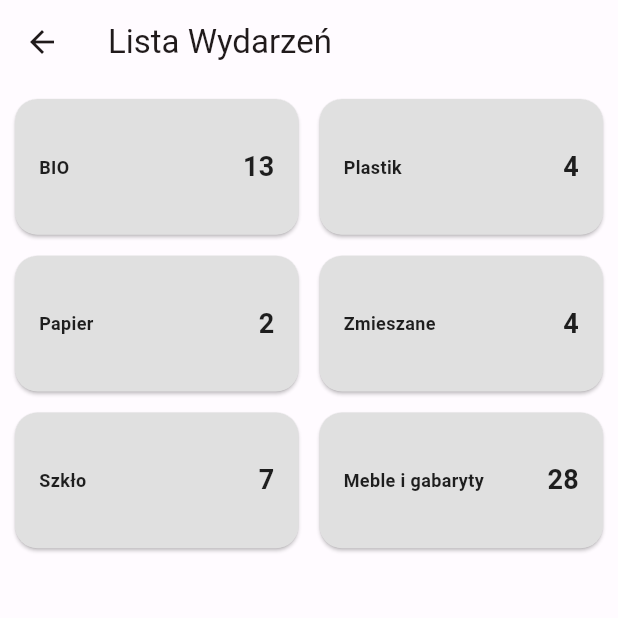
After one commit to Duracyq/hackathon2024_pizamka, a Flutter app: the EventList screen opened directly, on a phone screen of 412 x 824 dp, the top half of it. The commit adds this screen. Run offline on Flutter 3.47's test engine with Material 3 defaults, Android fonts, the phone set to English and light mode, and no system bars; our stand-ins replace cloud_firestore, firebase_core, getwidget, google_generative_ai, image_picker, shared_preferences; missing offline and left inert: cuberto_bottom_bar, deadsimplechat_sdk_flutter, dot_curved_bottom_nav; accounts and stored records are empty; network calls fail.

Commit message:
event lost mockup zrobiony

```diff
--- /dev/null
+++ b/lib/event_list.dart
@@ -0,0 +1,91 @@
+import 'package:flutter/material.dart';
+
+import 'home.dart';
+
+class EventList extends StatefulWidget {
+  const EventList({super.key});
+
+  @override
+  State<EventList> createState() => _EventListState();
+}
+
+class _EventListState extends State<EventList> {
+  final List<Map<String, dynamic>> data = [
+    {'name': 'BIO', 'number': 13},
+    {'name': 'Plastik', 'number': 4},
+    {'name': 'Papier', 'number': 2},
+    {'name': 'Zmieszane', 'number': 4},
+    {'name': 'Szkło', 'number': 7},
+    {'name': 'Meble i gabaryty', 'number': 28},
+  ];
+  void _navigateToAnotherPage() {
+    Navigator.push(
+      context,
+      MaterialPageRoute(builder: (context) => HomePage()),
+    );
+  }
+
+  @override
+  Widget build(BuildContext context) {
+    return Scaffold(
+        appBar: AppBar(
+          title: Text('Lista Wydarzeń'),
+          leading: IconButton(
+            icon: Icon(Icons.arrow_back),
+            onPressed: _navigateToAnotherPage,
+          ),
+        ),
+        body: Padding(
+          padding: const EdgeInsets.all(6.0),
+          child: Column(
+            children: [
+              Expanded(
+                child: GridView.builder(
+                  gridDelegate: const SliverGridDelegateWithFixedCrossAxisCount(
+                    crossAxisCount: 2,
+                    crossAxisSpacing: 6,
+                    mainAxisSpacing: 6,
+                    childAspectRatio: 2,
+                  ),
+                  itemCount: data.length,
+                  itemBuilder: (context, index) {
+                    final item = data[index];
+                    return Card(
+                      color: Colors.grey[300],
+                      shape: RoundedRectangleBorder(
+                        borderRadius: BorderRadius.circular(15),
+                      ),
+                      child: Padding(
+                        padding: const EdgeInsets.all(16.0),
+                        child: Row(
+                          mainAxisAlignment: MainAxisAlignment.spaceBetween,
+                          children: [
+                            Text(
+                              item['name'],
+                              style: TextStyle(
+                                fontSize: 12,
+                                fontWeight: FontWeight.bold,
+                                color: Colors.black87,
+                              ),
+                              overflow: TextOverflow.visible,
+                            ),
+                            Text(
+                              item['number'].toString(),
+                              style: TextStyle(
+                                fontSize: 18,
+                                fontWeight: FontWeight.bold,
+                                color: Colors.black87,
+                              ),
+                            ),
+                          ],
+                        ),
+                      ),
+                    );
+                  },
+                ),
+              ),
+            ],
+          ),
+        ));
+  }
+}
--- a/lib/homehome_page.dart
+++ b/lib/homehome_page.dart
@@ -1,6 +1,7 @@
 import 'dart:convert';
 import 'dart:io';
 import 'package:flutter/material.dart';
+import 'package:hackathon2024_pizamka/event_list.dart';
 import 'package:image_picker/image_picker.dart';
 import 'package:http/http.dart' as http;
 
@@ -12,15 +13,32 @@ class HomeHomePage extends StatefulWidget {
 }
 
 class _HomeHomePageState extends State<HomeHomePage> {
+  // Przykładowa lista danych
+  void _navigateToAnotherPage() {
+    Navigator.push(
+      context,
+      MaterialPageRoute(builder: (context) => EventList()),
+    );
+  }
+
   @override
   Widget build(BuildContext context) {
     return Padding(
       padding: const EdgeInsets.all(25.0),
-      child: TextField(
-        decoration: InputDecoration(
-          border: OutlineInputBorder(),
-          labelText: 'Enter your username',
-        ),
+      child: Column(
+        children: [
+          TextField(
+            decoration: InputDecoration(
+              border: OutlineInputBorder(),
+              labelText: 'Enter your username',
+            ),
+          ),
+          const SizedBox(height: 20),
+          ElevatedButton(
+            onPressed: _navigateToAnotherPage,
+            child: Text('Go to List Event Page'),
+          ),
+        ],
       ),
     );
   }
```
